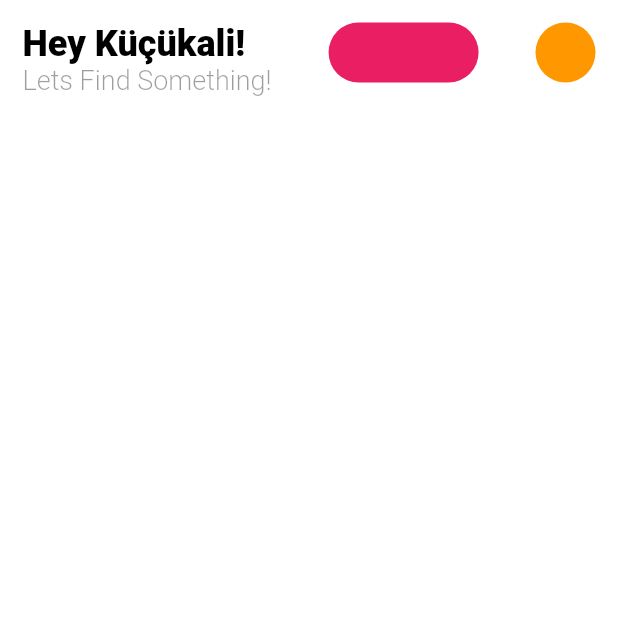
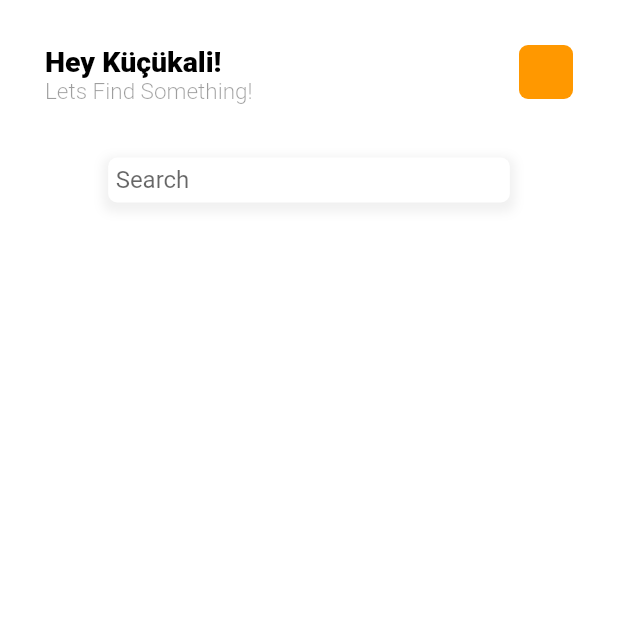
Before and after one commit to kucukmali/stoktaapp, a Flutter app: the screen it shows after launch, on a phone screen of 412 x 824 dp, the top half of it. Run offline on Flutter 3.47's test engine with Material 2 defaults, Android fonts, the phone set to English and light mode, and no system bars.

Commit message:
New Version

```diff
--- a/stoktaapp/lib/pages/home_screen.dart
+++ b/stoktaapp/lib/pages/home_screen.dart
@@ -1,3 +1,4 @@
+import 'package:flutter/cupertino.dart';
 import 'package:flutter/material.dart';
 
 class HomeScreen extends StatelessWidget {
@@ -9,7 +10,10 @@ class HomeScreen extends StatelessWidget {
         backgroundColor: Colors.white,
         body: Container(
           margin: EdgeInsets.all(15),
-          child: Row(
+          padding: EdgeInsets.only(left: 15, top: 15, right: 15),
+          child: Column(
+            children: [
+              Row(
                 mainAxisAlignment: MainAxisAlignment.spaceBetween,
                 crossAxisAlignment: CrossAxisAlignment.start,
                 children: [
@@ -20,7 +24,7 @@ class HomeScreen extends StatelessWidget {
                         'Hey Küçükali!',
                         style: (TextStyle(
                             fontWeight: FontWeight.w800,
-                        fontSize: 24,
+                            fontSize: 19,
                             color: Colors.black)),
                       ),
                       Text(
@@ -28,29 +32,50 @@ class HomeScreen extends StatelessWidget {
                         style: (TextStyle(
                             color: Colors.black38,
                             fontWeight: FontWeight.w300,
-                        fontSize: 18)),
+                            fontSize: 15)),
                       ),
                     ],
                   ),
-              Column(
-                children: [
                   Container(
-                    width: 100,
-                    height: 40,
-                    decoration: BoxDecoration(color: Colors.pink,borderRadius: BorderRadius.circular(20)),
-                  )
+                    height: 36,
+                    width: 36,
+                    decoration: BoxDecoration(
+                      color: Colors.orange,
+                      borderRadius: BorderRadius.circular(6),
+                    ),
+                  ),
                 ],
               ),
               Container(
-                child: Row(
-                  mainAxisAlignment: MainAxisAlignment.end,
-                  children: [
-                    CircleAvatar(
-                      backgroundColor: Colors.orange,
-                    )
+                  padding: EdgeInsets.only(left: 10),
+                  margin: EdgeInsets.symmetric(vertical: 35),
+                  width: size.width * .65,
+                  height: 30,
+                  decoration: BoxDecoration(
+                      boxShadow: [
+                        BoxShadow(
+                          color: Colors.grey.withOpacity(0.15),
+                          spreadRadius: 3,
+                          blurRadius: 5,
+                          offset: Offset(0, 3), // changes position of shadow
+                        ),
                       ],
+                      color: Colors.white,
+                      borderRadius: BorderRadius.circular(6)),
+                  child: Container(
+                    child: TextField(
+                      textAlignVertical: TextAlignVertical.bottom,
+                      decoration: InputDecoration(
+                          border: InputBorder.none,
+                          focusedBorder: InputBorder.none,
+                          enabledBorder: InputBorder.none,
+                          errorBorder: InputBorder.none,
+                          disabledBorder: InputBorder.none,
+                          contentPadding:
+                              EdgeInsets.only(left: -5, bottom: 11, top: 8),
+                          hintText: "Search"),
                     ),
-              ),
+                  ))
             ],
           ),
         ),
```
Also changed, not shown: 6 other files. Lines whose indentation alone changed are shown as unchanged.
